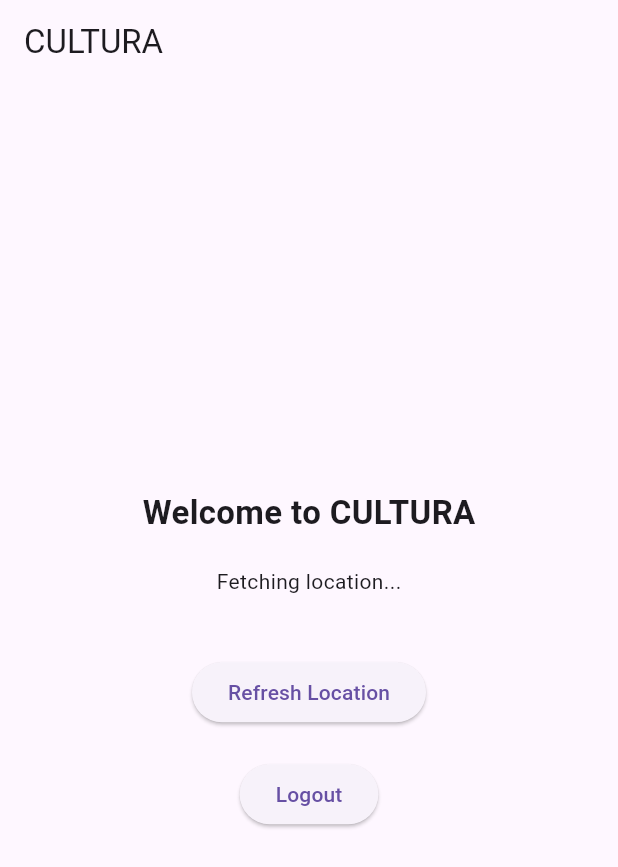
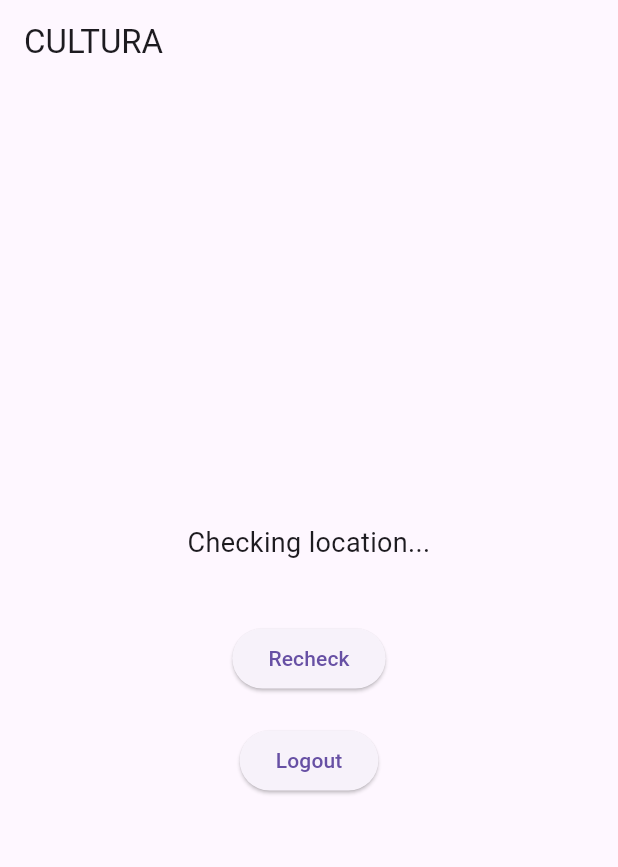
Before and after one commit to Strange-TQHC/Cultura_App, a Flutter app: the UserDetailsScreen screen opened directly with empty values, after a tap on "Finish", on a phone screen of 412 x 824 dp. Shown: the top 867 px of the screen. Run offline on Flutter 3.47's test engine with Material 3 defaults, Android fonts, the phone set to English and light mode, and no system bars; our stand-ins replace geocoding, geolocator.

Commit message:
Implemented location comparison and mode detection (Local vs Traveler)

```diff
--- a/lib/main.dart
+++ b/lib/main.dart
@@ -1,5 +1,6 @@
 import 'package:flutter/material.dart';
 import 'package:geolocator/geolocator.dart';
+import 'package:geocoding/geocoding.dart';
 
 void main() {
   runApp(const CulturaApp());
@@ -121,12 +122,12 @@ class LoginScreen extends StatelessWidget {
             const SizedBox(height: 30),
             ElevatedButton(
               onPressed: () {
-                Navigator.pushReplacement(
+                /* Navigator.pushReplacement(
                   context,
                   MaterialPageRoute(
                     builder: (context) => const PostLoginScreen(),
                   ),
-                );
+                ); */
               },
               child: const Text('Login'),
             ),
@@ -285,7 +286,9 @@ class _UserDetailsScreenState extends State<UserDetailsScreen> {
                 Navigator.pushReplacement(
                   context,
                   MaterialPageRoute(
-                    builder: (context) => const PostLoginScreen(),
+                    builder: (context) => PostLoginScreen(
+                      permanentLocation: permanentLocationController.text,
+                    ),
                   ),
                 );
               },
@@ -299,60 +302,59 @@ class _UserDetailsScreenState extends State<UserDetailsScreen> {
 }
 
 ////////////////////////////////////////////////////////////
-/// POST LOGIN SCREEN (UPDATED WITH LOCATION)
+/// POST LOGIN SCREEN WITH MODE DETECTION
 ////////////////////////////////////////////////////////////
 
 class PostLoginScreen extends StatefulWidget {
-  const PostLoginScreen({super.key});
+  final String permanentLocation;
+
+  const PostLoginScreen({super.key, required this.permanentLocation});
 
   @override
   State<PostLoginScreen> createState() => _PostLoginScreenState();
 }
 
 class _PostLoginScreenState extends State<PostLoginScreen> {
-  String locationText = "Fetching location...";
+  String statusText = "Checking location...";
+  Position? currentPosition;
 
   @override
   void initState() {
     super.initState();
-    getLocation();
+    determineMode();
   }
 
-  Future<void> getLocation() async {
-    bool serviceEnabled;
-    LocationPermission permission;
-
-    // Check if location service is enabled
-    serviceEnabled = await Geolocator.isLocationServiceEnabled();
-    if (!serviceEnabled) {
-      setState(() {
-        locationText = "Location services are disabled";
-      });
-      return;
-    }
-
-    // Check permission
-    permission = await Geolocator.checkPermission();
-    if (permission == LocationPermission.denied) {
-      permission = await Geolocator.requestPermission();
-    }
-
-    if (permission == LocationPermission.deniedForever) {
-      setState(() {
-        locationText = "Permission permanently denied";
-      });
-      return;
-    }
-
-    // Get position
-    Position position = await Geolocator.getCurrentPosition(
+  Future<void> determineMode() async {
+    // Step 1: Get current GPS
+    currentPosition = await Geolocator.getCurrentPosition(
       desiredAccuracy: LocationAccuracy.high,
     );
 
-    setState(() {
-      locationText =
-      "Lat: ${position.latitude}, Lng: ${position.longitude}";
-    });
+    // Step 2: Convert permanent location → coordinates
+    List<Location> locations =
+    await locationFromAddress(widget.permanentLocation);
+
+    double permLat = locations[0].latitude;
+    double permLng = locations[0].longitude;
+
+    // Step 3: Calculate distance
+    double distance = Geolocator.distanceBetween(
+      currentPosition!.latitude,
+      currentPosition!.longitude,
+      permLat,
+      permLng,
+    );
+
+    // Step 4: Decide mode (radius = 50km)
+    if (distance < 50000) {
+      setState(() {
+        statusText = "You're at home (Local Resident Mode)";
+      });
+    } else {
+      setState(() {
+        statusText = "You're traveling (Traveler Mode)";
+      });
+    }
   }
 
   @override
@@ -366,20 +368,17 @@ class _PostLoginScreenState extends State<PostLoginScreen> {
         child: Column(
           mainAxisAlignment: MainAxisAlignment.center,
           children: [
-            const Text(
-              'Welcome to CULTURA',
-              style: TextStyle(fontSize: 22, fontWeight: FontWeight.bold),
+            Text(
+              statusText,
+              style: const TextStyle(fontSize: 18),
+              textAlign: TextAlign.center,
             ),
-
-            const SizedBox(height: 20),
-
-            Text(locationText),
 
             const SizedBox(height: 40),
 
             ElevatedButton(
-              onPressed: getLocation,
-              child: const Text('Refresh Location'),
+              onPressed: determineMode,
+              child: const Text('Recheck'),
             ),
 
             const SizedBox(height: 20),
--- a/pubspec.yaml
+++ b/pubspec.yaml
@@ -35,6 +35,7 @@ dependencies:
   # Use with the CupertinoIcons class for iOS style icons.
   cupertino_icons: ^1.0.8
   geolocator: ^14.0.2
+  geocoding: ^2.1.0
 
 dev_dependencies:
   flutter_test:
```
Also changed, not shown: pubspec.lock.
